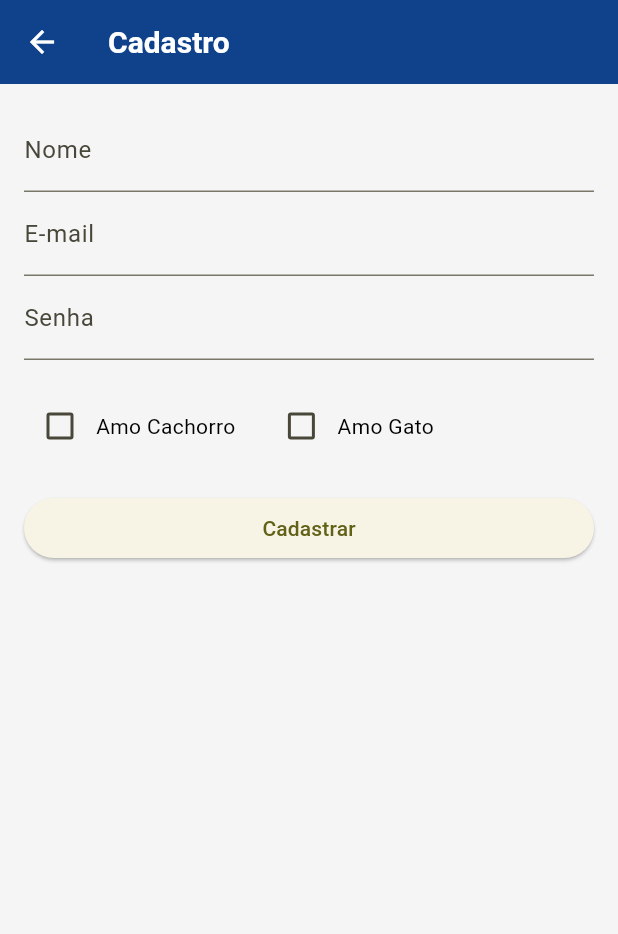
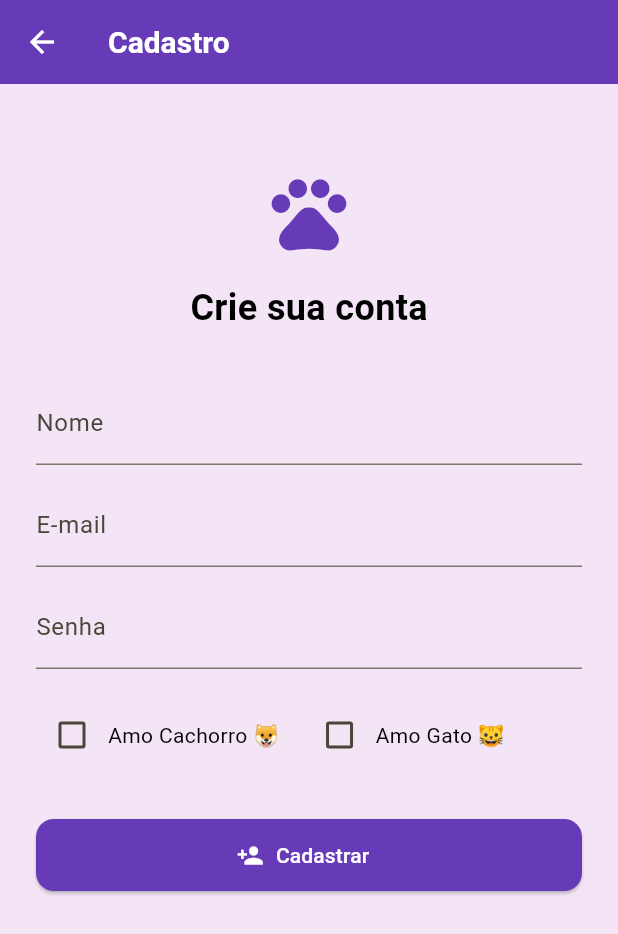
Before and after one commit to JoaoVictorPires/Adocao, a Flutter app: the RegisterScreen screen opened by its route, on a phone screen of 412 x 824 dp. Shown: the top 934 px of the screen. Run offline on Flutter 3.47's test engine with Material 3 defaults, Android fonts, the phone set to English and light mode, and no system bars; our stand-ins replace cloud_firestore, firebase_auth, firebase_core; accounts and stored records are empty.

Commit message:
feat: atualiza README.md com descrição, funcionalidades e instruções de instalação; melhora a interface de cadastro e perfil; remove tela de splash não implementada; adiciona novo arquivo readme.me

```diff
--- a/lib/screens/perfil.dart
+++ b/lib/screens/perfil.dart
@@ -103,8 +103,8 @@ class PerfilScreen extends StatelessWidget {
                                 ),
                                 const SizedBox(height: 16),
                                 ElevatedButton.icon(
-                                  icon: const Icon(Icons.delete),
-                                  label: const Text('Deletar Conta'),
+                                  icon: const Icon(Icons.delete, color: Colors.white),
+                                  label: const Text('Deletar Conta', style: TextStyle(color: Colors.white)),
                                   onPressed: () async {
                                     bool? confirmDelete = await showDialog(
                                       context: context,
--- a/lib/screens/register.dart
+++ b/lib/screens/register.dart
@@ -1,6 +1,6 @@
 import 'package:flutter/material.dart';
 import 'package:firebase_auth/firebase_auth.dart';
-import 'package:cloud_firestore/cloud_firestore.dart'; // <-- Import Firestore aqui
+import 'package:cloud_firestore/cloud_firestore.dart';
 
 class RegisterScreen extends StatefulWidget {
   @override
@@ -10,36 +10,33 @@ class RegisterScreen extends StatefulWidget {
 class _RegisterScreenState extends State<RegisterScreen> {
   final _emailController = TextEditingController();
   final _passwordController = TextEditingController();
-  final _nameController = TextEditingController(); // Controller para o nome
+  final _nameController = TextEditingController();
   final _auth = FirebaseAuth.instance;
 
-  // Variáveis para armazenar a escolha do usuário
   bool _lovesDog = false;
   bool _lovesCat = false;
 
   void _register() async {
     try {
-      // Cadastra o usuário com email e senha
       UserCredential userCredential = await _auth.createUserWithEmailAndPassword(
         email: _emailController.text.trim(),
         password: _passwordController.text.trim(),
       );
 
-      // Pegando o UID do usuário criado
       String uid = userCredential.user!.uid;
 
-      // Salvando dados no Firestore
       await FirebaseFirestore.instance.collection('usuarios').doc(uid).set({
         'email': _emailController.text.trim(),
-        'nome': _nameController.text.trim(),  // Salvando nome
-        'gostaDeCachorro': _lovesDog,  // Salvando se ama cachorro
-        'gostaDeGato': _lovesCat,  // Salvando se ama gato
+        'nome': _nameController.text.trim(),
+        'gostaDeCachorro': _lovesDog,
+        'gostaDeGato': _lovesCat,
         'criadoEm': Timestamp.now(),
       });
 
       ScaffoldMessenger.of(context).showSnackBar(
-        SnackBar(content: Text('Cadastro realizado com sucesso!')),
+        const SnackBar(content: Text('Cadastro realizado com sucesso!')),
       );
+      Navigator.pop(context);
     } catch (e) {
       ScaffoldMessenger.of(context).showSnackBar(
         SnackBar(content: Text('Erro ao cadastrar: $e')),
@@ -50,34 +47,45 @@ class _RegisterScreenState extends State<RegisterScreen> {
   @override
   Widget build(BuildContext context) {
     return Scaffold(
+      backgroundColor: const Color(0xFFF3E5F5),
       appBar: AppBar(
-        title: Text('Cadastro'),
+        title: const Text('Cadastro'),
+        backgroundColor: Colors.deepPurple,
+        iconTheme: const IconThemeData(color: Colors.white),
       ),
-      body: Padding(
-        padding: const EdgeInsets.all(16.0),
+      body: SingleChildScrollView(
+        padding: const EdgeInsets.all(24.0),
         child: Column(
-          crossAxisAlignment: CrossAxisAlignment.stretch,
           children: [
-            // Campo para nome
+            const SizedBox(height: 32),
+            const Icon(Icons.pets, size: 60, color: Colors.deepPurple),
+            const SizedBox(height: 16),
+            const Text(
+              'Crie sua conta',
+              style: TextStyle(fontSize: 24, fontWeight: FontWeight.bold),
+            ),
+            const SizedBox(height: 32),
+
             TextField(
               controller: _nameController,
-              decoration: InputDecoration(labelText: 'Nome'),
+              decoration: const InputDecoration(labelText: 'Nome'),
             ),
-            // Campo para e-mail
+            const SizedBox(height: 12),
+
             TextField(
               controller: _emailController,
-              decoration: InputDecoration(labelText: 'E-mail'),
+              decoration: const InputDecoration(labelText: 'E-mail'),
               keyboardType: TextInputType.emailAddress,
             ),
-            // Campo para senha
+            const SizedBox(height: 12),
+
             TextField(
               controller: _passwordController,
-              decoration: InputDecoration(labelText: 'Senha'),
+              decoration: const InputDecoration(labelText: 'Senha'),
               obscureText: true,
             ),
-            SizedBox(height: 20),
+            const SizedBox(height: 20),
 
-            // Checkbox para escolher cachorro ou gato
             Row(
               children: [
                 Checkbox(
@@ -85,33 +93,39 @@ class _RegisterScreenState extends State<RegisterScreen> {
                   onChanged: (value) {
                     setState(() {
                       _lovesDog = value!;
-                      // Se escolher cachorro, desmarcar gato
                       if (_lovesDog) _lovesCat = false;
                     });
                   },
                 ),
-                Text("Amo Cachorro"),
-                SizedBox(width: 20),
+                const Text("Amo Cachorro 🐶"),
+                const SizedBox(width: 16),
                 Checkbox(
                   value: _lovesCat,
                   onChanged: (value) {
                     setState(() {
                       _lovesCat = value!;
-                      // Se escolher gato, desmarcar cachorro
                       if (_lovesCat) _lovesDog = false;
                     });
                   },
                 ),
-                Text("Amo Gato"),
+                const Text("Amo Gato 🐱"),
               ],
             ),
 
-            SizedBox(height: 20),
+            const SizedBox(height: 32),
 
-            // Botão de cadastro
-            ElevatedButton(
+            ElevatedButton.icon(
               onPressed: _register,
-              child: Text('Cadastrar'),
+              icon: const Icon(Icons.person_add, color: Colors.white),
+              label: const Text('Cadastrar'),
+              style: ElevatedButton.styleFrom(
+                backgroundColor: Colors.deepPurple,
+                foregroundColor: Colors.white,
+                minimumSize: const Size(double.infinity, 48),
+                shape: RoundedRectangleBorder(
+                  borderRadius: BorderRadius.circular(12),
+                ),
+              ),
             ),
           ],
         ),
@@ -123,7 +137,7 @@ class _RegisterScreenState extends State<RegisterScreen> {
   void dispose() {
     _emailController.dispose();
     _passwordController.dispose();
-    _nameController.dispose();  // Liberando o controller do nome
+    _nameController.dispose();
     super.dispose();
   }
 }
--- a/lib/screens/splash_screen.dart
+++ /dev/null
@@ -1 +0,0 @@
-// TODO Implement this library.
```
Also changed, not shown: 2 other files.
